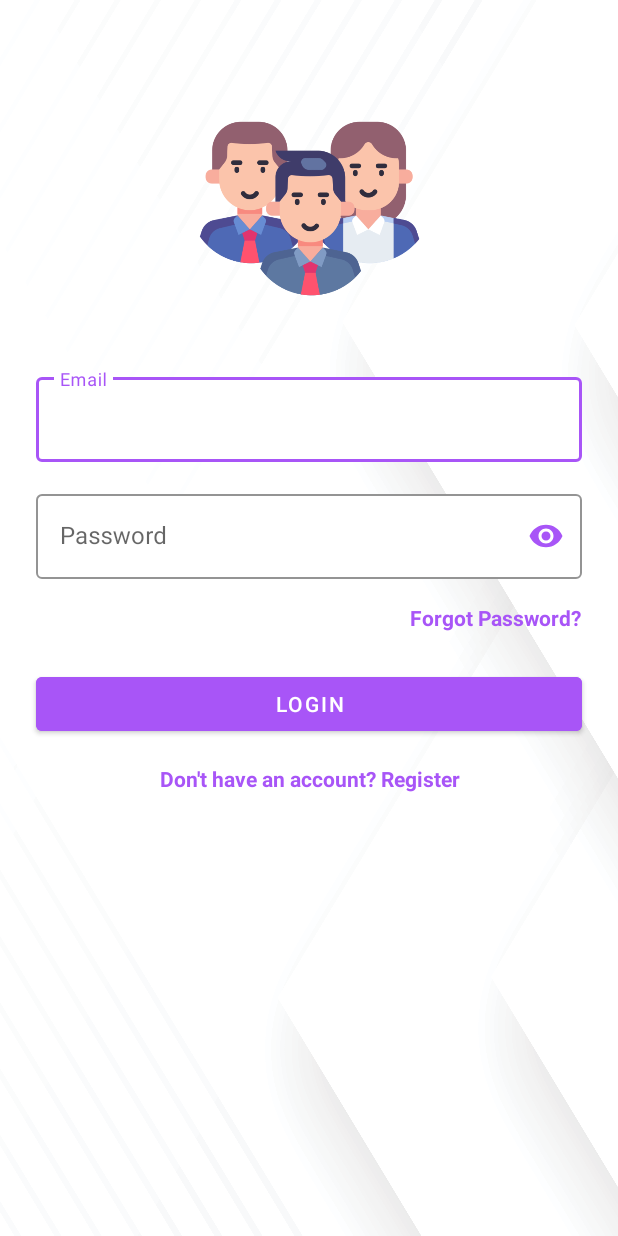
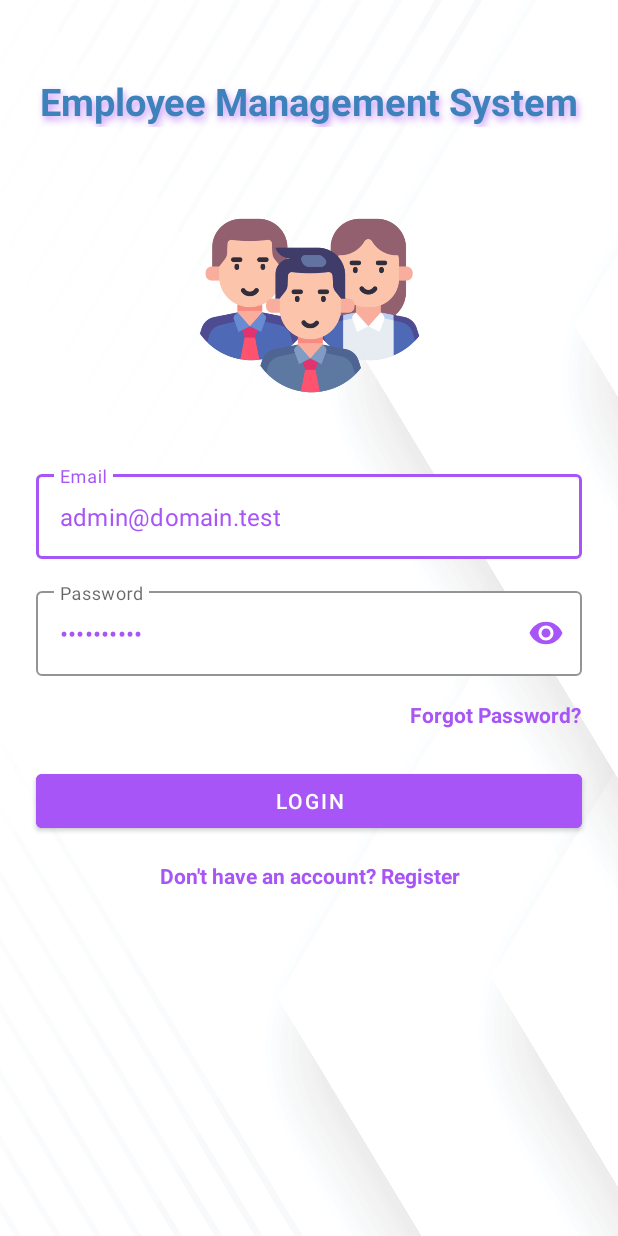
Before and after one commit to bahmanyar67/employee-management-app, an Android app: the screen it shows after launch (LoginActivity), on a phone screen of 412 x 824 dp. Run offline under Robolectric (Android 15) with nearby library versions, the phone set to English and light mode, and no system bars; libraries missing offline, so code that uses them is left out: org.mindrot.jbcrypt; 1 statement that could not run was skipped.

Commit message:
fix bug improve code quality cleanup

```diff
--- a/app/src/main/java/com/shahla/ema/ApiService.java
+++ b/app/src/main/java/com/shahla/ema/ApiService.java
@@ -11,7 +11,6 @@ import com.android.volley.toolbox.Volley;
 import com.google.gson.Gson;
 import com.google.gson.GsonBuilder;
 import com.google.gson.reflect.TypeToken;
-import org.json.JSONArray;
 import org.json.JSONException;
 import org.json.JSONObject;
 import java.lang.reflect.Type;
--- a/app/src/main/java/com/shahla/ema/EmployeeActivity.java
+++ b/app/src/main/java/com/shahla/ema/EmployeeActivity.java
@@ -82,6 +82,7 @@ public class EmployeeActivity extends BaseActivity {
     private void goBackToEmployeesActivity() {
         Intent intent = new Intent(EmployeeActivity.this, EmployeesActivity.class);
         intent.addFlags(Intent.FLAG_ACTIVITY_CLEAR_TOP | Intent.FLAG_ACTIVITY_NEW_TASK);
+        intent.putExtra("current_user_id", getIntent().getIntExtra("current_user_id", 0));
         startActivity(intent);
         finish();
     }
@@ -115,8 +116,10 @@ public class EmployeeActivity extends BaseActivity {
 
         if (yearsPassed >= 1) {
             int percentageIncrease = yearsPassed * 5;
+            float newSalary = (float) (employee.getSalary() + (employee.getSalary() * percentageIncrease / 100));
             binding.salaryIncreaseNotification.setText(
-                    String.format("Increase Salary by %d%%", percentageIncrease)
+                    // show new salary with 2 decimal places
+                    String.format("Salary increased by %d%% (%d years)  New Salar: £%.2f", percentageIncrease, yearsPassed, newSalary)
             );
             binding.salaryIncreaseNotification.setVisibility(View.VISIBLE);
         } else {
--- a/app/src/main/java/com/shahla/ema/EmployeesActivity.java
+++ b/app/src/main/java/com/shahla/ema/EmployeesActivity.java
@@ -4,7 +4,6 @@ import android.content.Intent;
 import android.os.Bundle;
 import android.text.Editable;
 import android.text.TextWatcher;
-import android.view.View;
 import android.widget.EditText;
 
 import androidx.recyclerview.widget.LinearLayoutManager;
@@ -13,7 +12,6 @@ import androidx.recyclerview.widget.RecyclerView;
 import com.google.android.material.button.MaterialButton;
 import com.google.android.material.snackbar.Snackbar;
 
-import java.util.List;
 
 public class EmployeesActivity extends BaseActivity {
 
@@ -38,7 +36,7 @@ public class EmployeesActivity extends BaseActivity {
         int[] employeesFromDB = userDao.getEmployees().stream().mapToInt(Employee::getId).toArray();
 
         apiService.getMyEmployees(employeesFromDB, employees -> {
-            adapter = new EmployeeAdapter(employees);
+            adapter = new EmployeeAdapter(employees, currentUser);
             recyclerView.setAdapter(adapter);
         }, error -> {
             Snackbar.make(findViewById(android.R.id.content), "Error: " + error.getMessage(),
@@ -51,6 +49,7 @@ public class EmployeesActivity extends BaseActivity {
         MaterialButton addButton = findViewById(R.id.addNewEmployeeButton);
         addButton.setOnClickListener(v -> {
             Intent intent = new Intent(EmployeesActivity.this, EmployeeActivity.class);
+            intent.putExtra("current_user_id", currentUser.getId());
             startActivity(intent);
         });
 
--- a/app/src/main/java/com/shahla/ema/HolidayRequestAdapter.java
+++ b/app/src/main/java/com/shahla/ema/HolidayRequestAdapter.java
@@ -1,7 +1,6 @@
 package com.shahla.ema;
 
 import android.annotation.SuppressLint;
-import android.content.Intent;
 import android.util.Log;
 import android.view.LayoutInflater;
 import android.view.View;
--- a/app/src/main/java/com/shahla/ema/LoginActivity.java
+++ b/app/src/main/java/com/shahla/ema/LoginActivity.java
@@ -39,8 +39,8 @@ public class LoginActivity extends AppCompatActivity {
         loginButton = findViewById(R.id.loginButton);
 
 
-//        emailEditText.setText("admin@domain.test");
-//        passwordEditText.setText("Shahla123!");
+        emailEditText.setText("admin@domain.test");
+        passwordEditText.setText("Shahla123!");
 
         userDao = new UserDao(this);
 
--- a/app/src/main/java/com/shahla/ema/MyAccountActivity.java
+++ b/app/src/main/java/com/shahla/ema/MyAccountActivity.java
@@ -32,7 +32,7 @@ public class MyAccountActivity  extends BaseActivity{
 
 
         // get current user id from the intent and get the employee object from the database
-        currentUserId = getIntent().getIntExtra("current_user_id", 0);
+//        currentUserId = getIntent().getIntExtra("current_user_id", 0);
         UserDao userDao = new UserDao(this);
         employee = userDao.getEmployeeById(currentUserId);
 
--- a/app/src/main/java/com/shahla/ema/MyHolidayRequestsActivity.java
+++ b/app/src/main/java/com/shahla/ema/MyHolidayRequestsActivity.java
@@ -28,7 +28,7 @@ public class MyHolidayRequestsActivity extends BaseActivity {
         recyclerView.setLayoutManager(new LinearLayoutManager(this));
 
         // get current user id from the intent and get the employee object from the database
-        currentUserId = getIntent().getIntExtra("current_user_id", 0);
+//        currentUserId = getIntent().getIntExtra("current_user_id", 0);
         UserDao userDao = new UserDao(this);
         employee = userDao.getEmployeeById(currentUserId);
 
--- a/app/src/main/java/com/shahla/ema/NewHolidayRequestActivity.java
+++ b/app/src/main/java/com/shahla/ema/NewHolidayRequestActivity.java
@@ -36,7 +36,7 @@ public class NewHolidayRequestActivity extends BaseActivity {
         setupToolbar("New Holiday Request");
 
         // get current user id from the intent and get the employee object from the database
-        currentUserId = getIntent().getIntExtra("current_user_id", 0);
+//        currentUserId = getIntent().getIntExtra("current_user_id", 0);
         UserDao userDao = new UserDao(this);
         employee = userDao.getEmployeeById(currentUserId);
 
--- a/app/src/main/java/com/shahla/ema/SettingsActivity.java
+++ b/app/src/main/java/com/shahla/ema/SettingsActivity.java
@@ -19,7 +19,7 @@ public class SettingsActivity extends BaseActivity {
         SwitchCompat notificationSwitch = findViewById(R.id.notificationSwitch);
 
         // Get the current user id from the intent
-        int currentUserId = getIntent().getIntExtra("current_user_id", 0);
+//        int currentUserId = getIntent().getIntExtra("current_user_id", 0);
 
         // Get the user object from the database
         UserDao userDao = new UserDao(this);
--- a/app/src/main/res/layout/activity_login.xml
+++ b/app/src/main/res/layout/activity_login.xml
@@ -6,6 +6,24 @@
     android:layout_height="match_parent"
     android:background="@drawable/background_image">
 
+
+    <androidx.appcompat.widget.AppCompatTextView
+        android:id="@+id/appNameLabel"
+        android:paddingTop="50dp"
+        android:textSize="25dp"
+        android:textStyle="bold"
+        android:gravity="center"
+        android:shadowColor="#94A855F7"
+        android:shadowDx="2"
+        android:shadowDy="4"
+        android:shadowRadius="6"
+        android:textColor="@color/blueColor"
+        app:layout_constraintTop_toTopOf="parent"
+        android:layout_width="match_parent"
+        android:layout_height="wrap_content"
+        android:text="Employee Management System">
+
+    </androidx.appcompat.widget.AppCompatTextView>
     <!-- Logo -->
     <ImageView
         android:id="@+id/logoImageView"
@@ -13,10 +31,10 @@
         android:layout_height="150dp"
         android:src="@drawable/app_logo"
         android:contentDescription="App Logo"
-        app:layout_constraintTop_toTopOf="parent"
+        app:layout_constraintTop_toBottomOf="@id/appNameLabel"
         app:layout_constraintStart_toStartOf="parent"
         app:layout_constraintEnd_toEndOf="parent"
-        android:layout_marginTop="64dp"/>
+        android:layout_marginTop="44dp"/>
 
     <!-- Email Input -->
     <com.google.android.material.textfield.TextInputLayout
--- a/app/src/main/res/menu/profile_menu.xml
+++ b/app/src/main/res/menu/profile_menu.xml
@@ -7,6 +7,11 @@
         android:icon="@drawable/ic_settings"
         app:showAsAction="withText"/>
     <item
+        android:id="@+id/dashboardMenuItem"
+        android:title="Dashboard"
+        android:icon="@drawable/ic_settings"
+        app:showAsAction="withText"/>
+    <item
         android:id="@+id/logout"
         android:title="Logout"
         android:icon="@drawable/ic_logout"
```
Also changed, not shown: app/src/main/java/com/shahla/ema/BaseActivity.java (+18 -1 lines), app/src/main/java/com/shahla/ema/DashboardActivity.java (+57 -20 lines).
